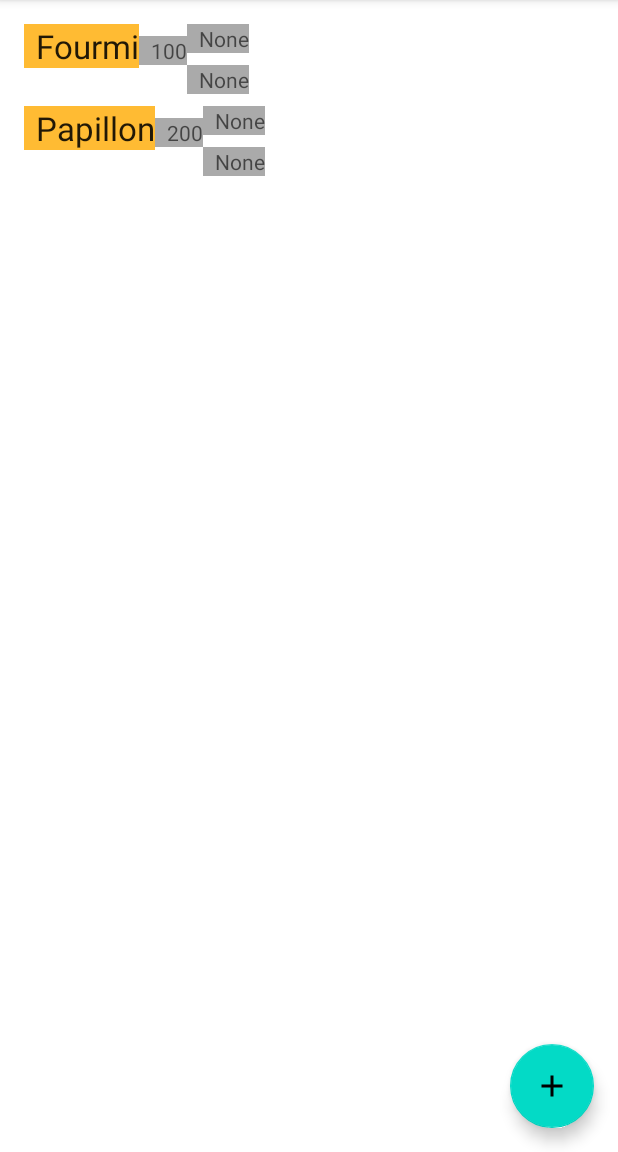
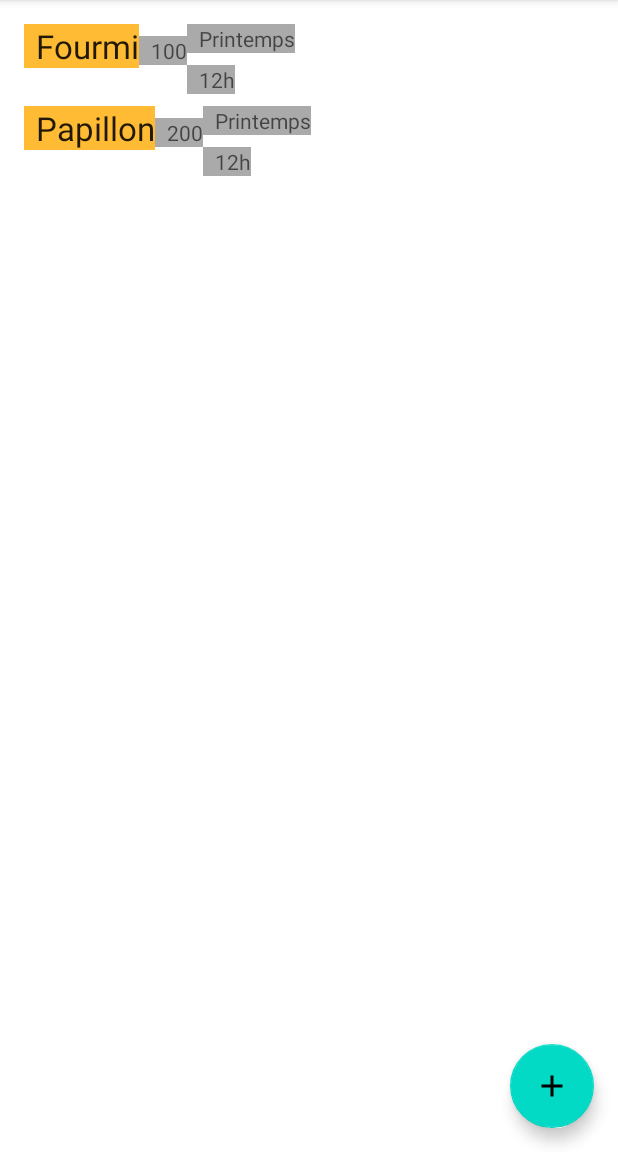
Before and after one commit to unegregre/bebetopedie, an Android app: the screen it shows after launch (MainActivity), on a phone screen of 412 x 824 dp, the part 84-1236 px from its top. Run offline under Robolectric (Android 15) with nearby library versions, the phone set to English and light mode, and no system bars; our stand-ins replace Room's generated code.

Commit message:
Update database version + fix migration

```diff
--- a/app/src/main/java/com/gregre/bbtopdie/BebeteDatabase.java
+++ b/app/src/main/java/com/gregre/bbtopdie/BebeteDatabase.java
@@ -16,7 +16,7 @@ import java.util.concurrent.Executors;
  * app, consider exporting the schema to help you with migrations.
  */
 
-@Database(entities = {Bug.class}, version = 1, exportSchema = false)
+@Database(entities = {Bug.class}, version = 2, exportSchema = false)
 abstract class BebeteDatabase extends RoomDatabase {
 
     abstract BugDao bugDao();
@@ -34,6 +34,7 @@ abstract class BebeteDatabase extends RoomDatabase {
                     INSTANCE = Room.databaseBuilder(context.getApplicationContext(),
                             BebeteDatabase.class, "bug_database")
                             .addCallback(sRoomDatabaseCallback)
+                            .fallbackToDestructiveMigration()
                             .build();
                 }
             }
@@ -61,9 +62,9 @@ abstract class BebeteDatabase extends RoomDatabase {
                 BugDao dao = INSTANCE.bugDao();
                 dao.deleteAll();
 
-                Bug bug = new Bug("Papillon","200");
+                Bug bug = new Bug("Papillon","200", "12h", "Printemps");
                 dao.insert(bug);
-                bug = new Bug("Fourmi","100");
+                bug = new Bug("Fourmi","100", "12h", "Printemps");
                 dao.insert(bug);
             });
         }
--- a/app/src/main/java/com/gregre/bbtopdie/Bug.java
+++ b/app/src/main/java/com/gregre/bbtopdie/Bug.java
@@ -17,13 +17,26 @@ public class Bug {
     @ColumnInfo(name = "bug_price")
     private String price;
 
+    @NonNull
+    @ColumnInfo(name = "bug_time")
+    private String time;
 
-    public Bug(@NonNull String name, @NonNull String price) {
+    @NonNull
+    @ColumnInfo(name = "bug_period")
+    private String period;
+
+    public Bug(@NonNull String name, @NonNull String price, @NonNull String time, @NonNull String period) {
         this.name = name;
         this.price = price;
+        this.time = time;
+        this.period = period;
     }
 
     String getName(){return this.name;}
 
     String getPrice(){return this.price;}
+
+    String getTime(){return this.time;}
+
+    String getPeriod(){return this.period;}
 }
--- a/app/src/main/java/com/gregre/bbtopdie/BugListAdapter.java
+++ b/app/src/main/java/com/gregre/bbtopdie/BugListAdapter.java
@@ -46,8 +46,8 @@ public class BugListAdapter extends RecyclerView.Adapter<BugListAdapter.BugViewH
             Bug current = mBugs.get(position);
             holder.bugItemView.setText(current.getName());
             holder.bugPriceView.setText(current.getPrice());
-            holder.bugTimeView.setText("None");
-            holder.bugPeriodView.setText("None");
+            holder.bugTimeView.setText(current.getTime());
+            holder.bugPeriodView.setText(current.getPeriod());
         } else {
             // Covers the case of data not being ready yet.
             holder.bugItemView.setText("No Bug");
--- a/app/src/main/java/com/gregre/bbtopdie/MainActivity.java
+++ b/app/src/main/java/com/gregre/bbtopdie/MainActivity.java
@@ -60,7 +60,7 @@ public class MainActivity extends AppCompatActivity {
         super.onActivityResult(requestCode, resultCode, data);
 
         if (requestCode == NEW_BUG_ACTIVITY_REQUEST_CODE && resultCode == RESULT_OK) {
-            Bug bug = new Bug(data.getStringExtra(NewBugActivity.EXTRA_REPLY),"0");
+            Bug bug = new Bug(data.getStringExtra(NewBugActivity.EXTRA_REPLY),"0", "None", "None");
             mBugViewModel.insert(bug);
         } else {
             Toast.makeText(
--- a/app/src/main/res/layout/content_main.xml
+++ b/app/src/main/res/layout/content_main.xml
@@ -5,8 +5,8 @@
     xmlns:android="http://schemas.android.com/apk/res/android"
     xmlns:app="http://schemas.android.com/apk/res-auto"
     xmlns:tools="http://schemas.android.com/tools"
-    android:layout_width="match_parent"
-    android:layout_height="match_parent"
+    android:layout_width="wrap_content"
+    android:layout_height="wrap_content"
     app:layout_behavior="@string/appbar_scrolling_view_behavior"
     tools:context="com.gregre.bbtopdie.MainActivity"
     tools:showIn="@layout/activity_main">
--- a/app/src/main/res/layout/recyclerview_item.xml
+++ b/app/src/main/res/layout/recyclerview_item.xml
@@ -3,8 +3,6 @@
     android:orientation="horizontal"
     android:layout_width="match_parent"
     android:layout_height="wrap_content">
-
-
 
     <TextView
         android:id="@+id/textView"
```
